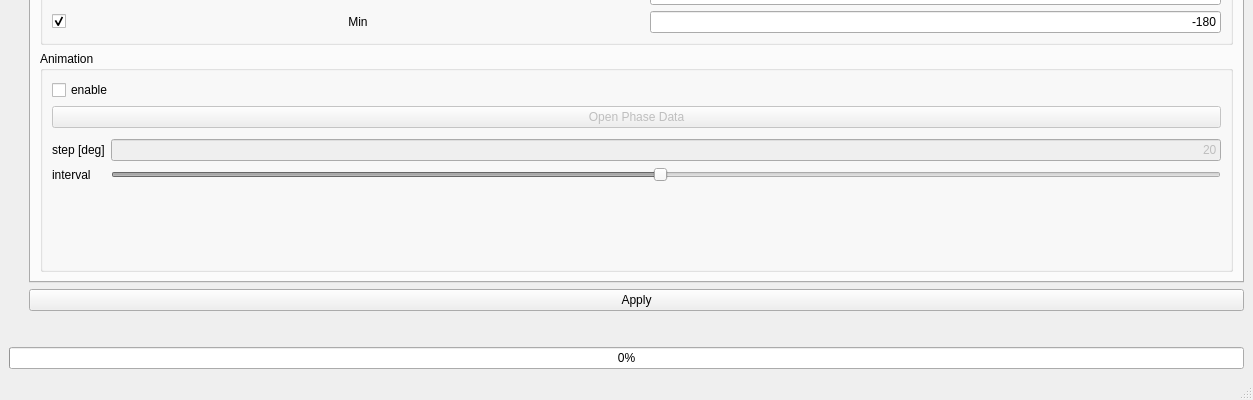
yn4k4nishi/aemwel_viewer, file ui/main_window.ui: the form before one commit; both pictures show x 0 to 1253 and y 303 to 703 of the 1253 by 703 pixel window.
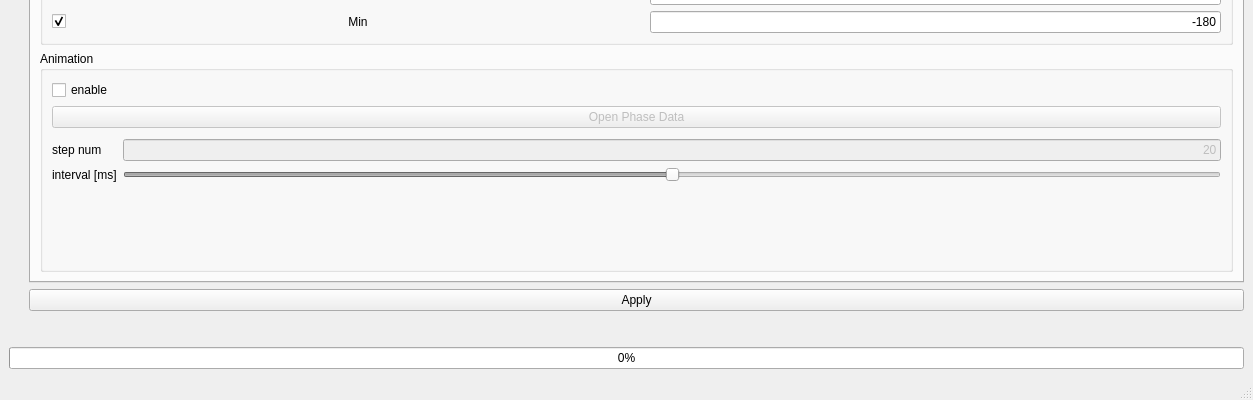
The form after the commit.

```diff
--- a/ui/main_window.ui
+++ b/ui/main_window.ui
@@ -364,7 +364,7 @@
                  <item row="0" column="0">
                   <widget class="QLabel" name="label_6">
                    <property name="text">
-                    <string>step [deg]</string>
+                    <string>step num</string>
                    </property>
                   </widget>
                  </item>
@@ -384,7 +384,7 @@
                  <item row="1" column="0">
                   <widget class="QLabel" name="label_5">
                    <property name="text">
-                    <string>interval</string>
+                    <string>interval [ms]</string>
                    </property>
                   </widget>
                  </item>
@@ -394,14 +394,23 @@
                     <bool>false</bool>
                    </property>
                    <property name="minimum">
-                    <number>1</number>
-                   </property>
-                   <property name="maximum">
                     <number>100</number>
                    </property>
-                   <property name="sliderPosition">
+                   <property name="maximum">
+                    <number>300</number>
+                   </property>
+                   <property name="singleStep">
+                    <number>10</number>
+                   </property>
+                   <property name="pageStep">
                     <number>50</number>
                    </property>
+                   <property name="value">
+                    <number>200</number>
+                   </property>
+                   <property name="sliderPosition">
+                    <number>200</number>
+                   </property>
                    <property name="orientation">
                     <enum>Qt::Horizontal</enum>
                    </property>
```
